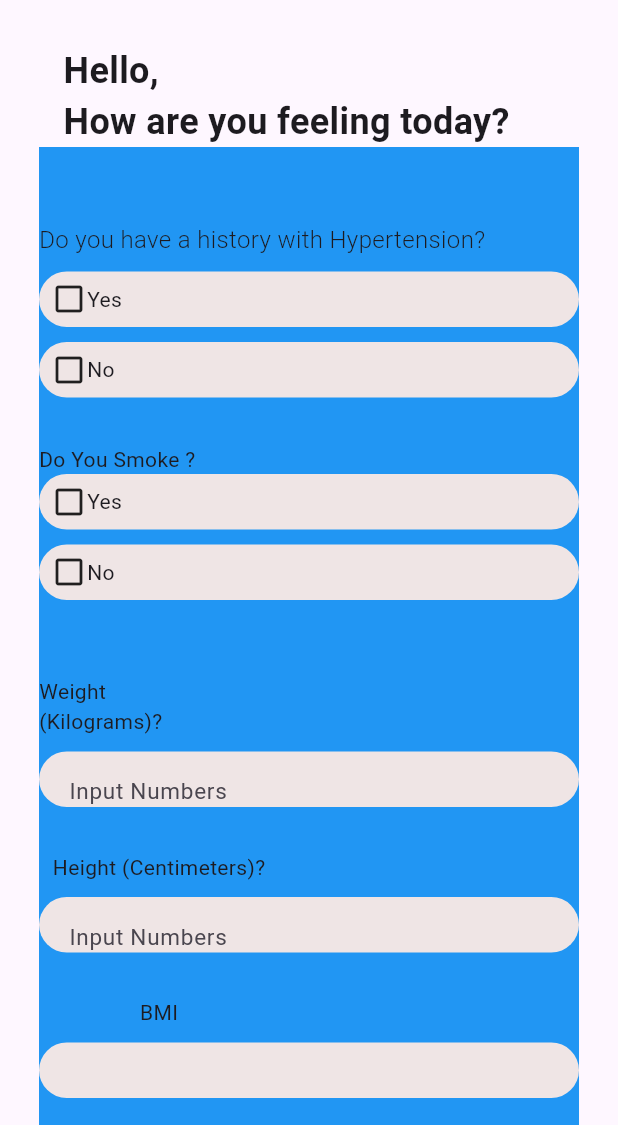
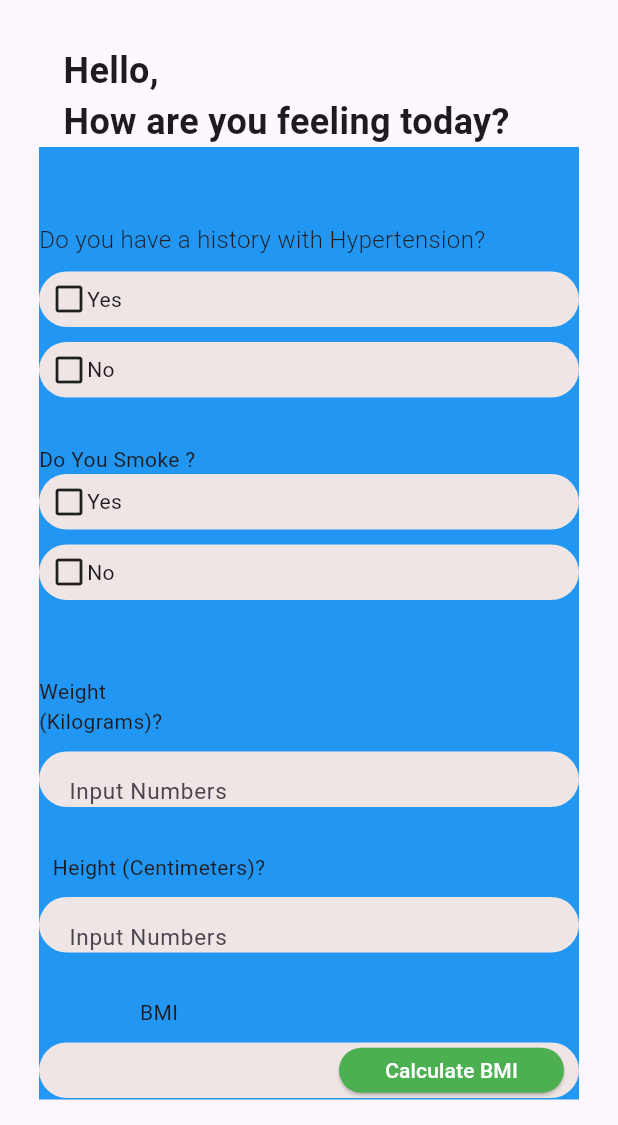
Before and after one commit to Rhunnan/hackaton, a Flutter app: the MonitorHealthPage screen opened directly, on a phone screen of 412 x 824 dp, the part 111-1236 px from its top. Run offline on Flutter 3.47's test engine with Material 3 defaults, Android fonts, the phone set to English and light mode, and no system bars; our stand-ins replace flutter_riverpod.

Commit message:
added functionalities bmi and UI adding calories

```diff
--- a/diabetecMonitoring/lib/components/monitor_health_page.dart
+++ b/diabetecMonitoring/lib/components/monitor_health_page.dart
@@ -14,6 +14,7 @@ class _MonitorHealthPageState extends State<MonitorHealthPage> {
   bool isHypertensionNo = false;
   bool isSmokingYes = false;
   bool isSmokingNo = false;
+  double bmiResult = 0;
   TextEditingController systolicController = TextEditingController();
   TextEditingController diastolicController = TextEditingController();
   TextEditingController smokingYearsController = TextEditingController();
@@ -30,6 +31,22 @@ class _MonitorHealthPageState extends State<MonitorHealthPage> {
       }
       return color;
     });
+  }
+
+  //function to calculate BMI
+  double getBmi(TextEditingController weightController,
+      TextEditingController heightController) {
+    double weight = double.tryParse(weightController.text) ?? 0.0;
+    double height = double.tryParse(heightController.text) ?? 0.0;
+
+    // Convert height from cm to meters
+    height = height / 100.0;
+
+    if (weight <= 0 || height <= 0) {
+      return 0.0; // Return 0 if weight or height is not valid
+    }
+
+    return weight / (height * height);
   }
 
   @override
@@ -83,8 +100,10 @@ class _MonitorHealthPageState extends State<MonitorHealthPage> {
               style: TextStyle(fontSize: 24, fontWeight: FontWeight.w700),
             ),
           ),
-          Container(
-            height: 665,
+          Padding(
+            padding: const EdgeInsets.only(bottom: 30),
+            child: Container(
+              height: 635,
               width: 360,
               decoration: BoxDecoration(color: Colors.blue),
               child: ListView(
@@ -171,10 +190,12 @@ class _MonitorHealthPageState extends State<MonitorHealthPage> {
                           children: [
                             const Padding(
                               padding: EdgeInsets.only(right: 100),
-                            child: Text("When was the Hypertension diagnose?"),
+                              child:
+                                  Text("When was the Hypertension diagnose?"),
                             ),
                             Padding(
-                            padding: const EdgeInsets.only(top: 10, bottom: 10),
+                              padding:
+                                  const EdgeInsets.only(top: 10, bottom: 10),
                               child: Container(
                                 height: 37,
                                 width: 368,
@@ -195,7 +216,8 @@ class _MonitorHealthPageState extends State<MonitorHealthPage> {
                               child: Text("Systolic"),
                             ),
                             Padding(
-                            padding: const EdgeInsets.only(top: 10, bottom: 10),
+                              padding:
+                                  const EdgeInsets.only(top: 10, bottom: 10),
                               child: Container(
                                 height: 37,
                                 width: 368,
@@ -232,7 +254,8 @@ class _MonitorHealthPageState extends State<MonitorHealthPage> {
                               ),
                             ),
                             Padding(
-                            padding: const EdgeInsets.only(top: 10, bottom: 10),
+                              padding:
+                                  const EdgeInsets.only(top: 10, bottom: 10),
                               child: Container(
                                   height: 37,
                                   width: 368,
@@ -342,7 +365,8 @@ class _MonitorHealthPageState extends State<MonitorHealthPage> {
                               ),
                             ),
                             Padding(
-                            padding: const EdgeInsets.only(top: 10, bottom: 10),
+                              padding:
+                                  const EdgeInsets.only(top: 10, bottom: 10),
                               child: Container(
                                 height: 37,
                                 width: 368,
@@ -477,6 +501,47 @@ class _MonitorHealthPageState extends State<MonitorHealthPage> {
                             borderRadius: BorderRadius.circular(20),
                             color: const Color(0xffEFE5E5),
                           ),
+                          child: Row(
+                            children: [
+                              bmiResult == 0
+                                  ? const SizedBox(
+                                      height: 30, width: 200, child: Text(""))
+                                  : SizedBox(
+                                      height: 30,
+                                      width: 200,
+                                      child: Padding(
+                                        padding:
+                                            const EdgeInsets.only(left: 20),
+                                        child: Text(
+                                          bmiResult.toStringAsFixed(2),
+                                          style: const TextStyle(fontSize: 20),
+                                        ),
+                                      )),
+                              SizedBox(
+                                height: 30,
+                                width: 150,
+                                child: ElevatedButton(
+                                    style: ButtonStyle(
+                                        foregroundColor: getColors(
+                                            Colors.white, Colors.green),
+                                        backgroundColor: getColors(
+                                            Colors.green, Colors.white)),
+                                    onPressed: () {
+                                      if (heightTextController
+                                              .text.isNotEmpty &&
+                                          weightTextController
+                                              .text.isNotEmpty) {
+                                        return setState(() {
+                                          bmiResult = getBmi(
+                                              weightTextController,
+                                              heightTextController);
+                                        });
+                                      }
+                                    },
+                                    child: const Text("Calculate BMI")),
+                              )
+                            ],
+                          ),
                         ),
                       ),
                     ],
@@ -489,8 +554,8 @@ class _MonitorHealthPageState extends State<MonitorHealthPage> {
                           top: 20,
                         ),
                         child: Padding(
-                        padding: EdgeInsets.only(right: 200),
-                        child: Text("Calories intake for today:"),
+                          padding: EdgeInsets.only(right: 150),
+                          child: Text("Calories Intake For Today:"),
                         ),
                       ),
                       Padding(
@@ -502,8 +567,13 @@ class _MonitorHealthPageState extends State<MonitorHealthPage> {
                             borderRadius: BorderRadius.circular(20),
                             color: const Color(0xffEFE5E5),
                           ),
+                          child: Row(
+                            children: [
+                              SizedBox(
+                                height: 30,
+                                width: 250,
                                 child: Padding(
-                          padding: const EdgeInsets.only(left: 20.0),
+                                  padding: const EdgeInsets.only(left: 20),
                                   child: TextField(
                                     keyboardType: TextInputType.number,
                                     controller: caloriesTextController,
@@ -520,18 +590,26 @@ class _MonitorHealthPageState extends State<MonitorHealthPage> {
                                   ),
                                 ),
                               ),
+                              SizedBox(
+                                height: 30,
+                                width: 100,
+                                child: ElevatedButton(
+                                    style: ButtonStyle(
+                                        foregroundColor: getColors(
+                                            Colors.white, Colors.green),
+                                        backgroundColor: getColors(
+                                            Colors.green, Colors.white)),
+                                    onPressed: () {},
+                                    child: const Text("Add")),
+                              )
+                            ],
                           ),
-                    ElevatedButton(
-                        style: ButtonStyle(
-                            foregroundColor:
-                                getColors(Colors.white, Colors.green),
-                            backgroundColor:
-                                getColors(Colors.green, Colors.white)),
-                        onPressed: () {},
-                        child: const Text("Add"))
+                        ),
+                      ),
                     ],
                   ),
                 ],
+              ),
             ),
           ), //navigation Bar part
           Container(
```
Also changed, not shown: diabetecMonitoring/lib/components/my_home_page.dart (+7 -3 lines), diabetecMonitoring/assets/images/logo.png (added), diabetecMonitoring/assets/images/submit-button.png (added). Lines whose indentation alone changed are shown as unchanged.
